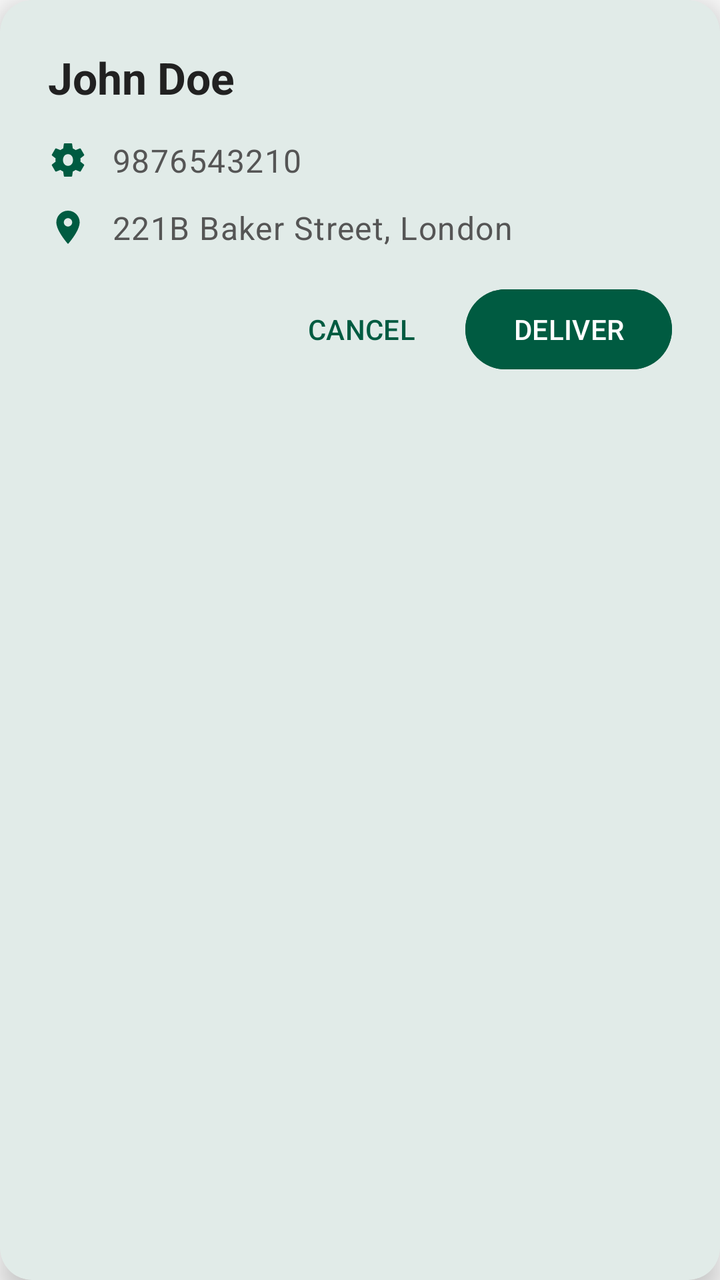
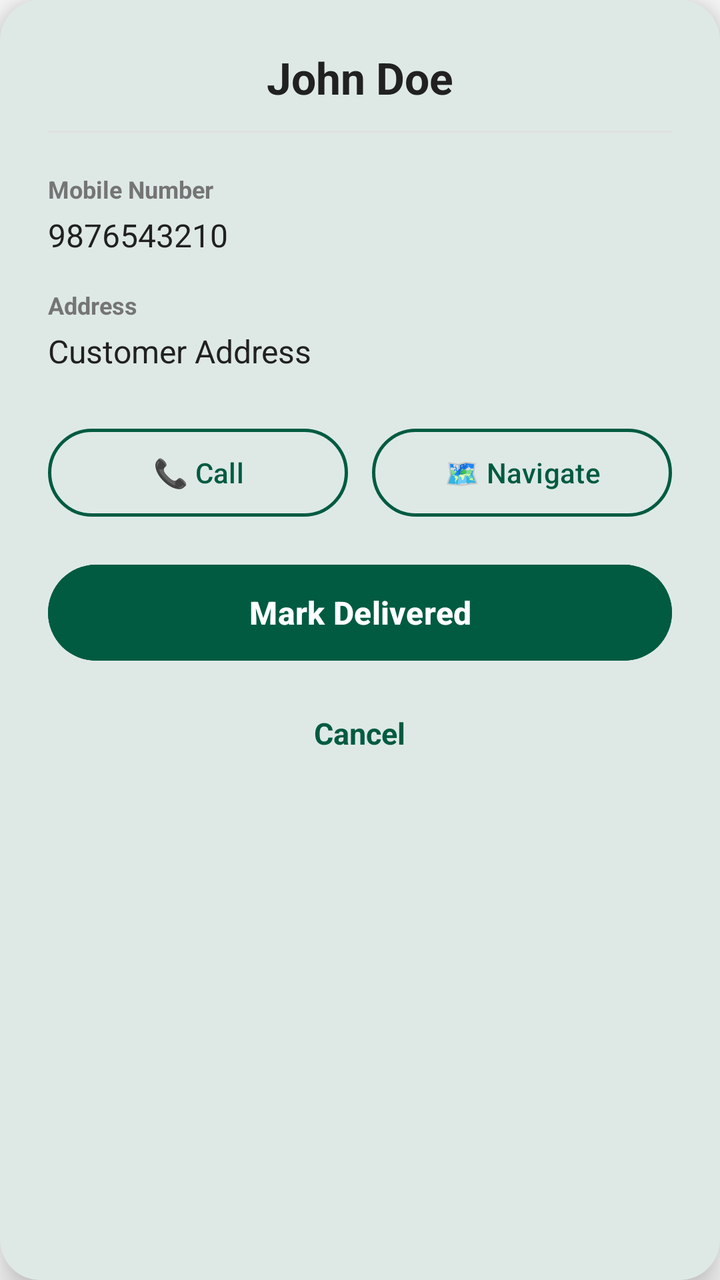

The first picture is an Android layout as it rendered before a commit; the second is the same layout after the commit. The layout source and the unified diff follow.
<!-- AndroidManifest.xml: application theme Theme.MilkDelivery -->
<!-- res/layout/dialog_customer_details.xml -->
<?xml version="1.0" encoding="utf-8"?>
<com.google.android.material.card.MaterialCardView xmlns:android="http://schemas.android.com/apk/res/android"
    xmlns:app="http://schemas.android.com/apk/res-auto"
    android:layout_width="match_parent"
    android:layout_height="wrap_content"
    android:layout_margin="16dp"
    app:cardCornerRadius="16dp"
    app:cardElevation="8dp"
    app:strokeWidth="0dp"
    app:cardBackgroundColor="@color/white">

    <LinearLayout
        android:layout_width="match_parent"
        android:layout_height="wrap_content"
        android:orientation="vertical"
        android:padding="24dp">


        <TextView
            android:id="@+id/dialog_txt_name"
            android:layout_width="match_parent"
            android:layout_height="wrap_content"
            android:text="John Doe"
            android:textStyle="bold"
            android:textAppearance="@style/TextAppearance.Material3.TitleLarge"
            android:textColor="@color/on_surface"
            android:layout_marginBottom="16dp" />


        <LinearLayout
            android:layout_width="match_parent"
            android:layout_height="wrap_content"
            android:orientation="horizontal"
            android:gravity="center_vertical"
            android:layout_marginBottom="12dp">

            <ImageView
                android:layout_width="20dp"
                android:layout_height="20dp"
                android:src="@drawable/ic_settings"
                app:tint="@color/primary"
                android:contentDescription="Phone icon" />

            <TextView
                android:id="@+id/dialog_txt_mobile"
                android:layout_width="0dp"
                android:layout_height="wrap_content"
                android:layout_weight="1"
                android:layout_marginStart="12dp"
                android:text="9876543210"
                android:textAppearance="@style/TextAppearance.Material3.BodyLarge"
                android:textColor="@color/on_surface_variant" />

        </LinearLayout>


        <LinearLayout
            android:layout_width="match_parent"
            android:layout_height="wrap_content"
            android:orientation="horizontal"
            android:gravity="center_vertical"
            android:layout_marginBottom="16dp">

            <ImageView
                android:layout_width="20dp"
                android:layout_height="20dp"
                android:src="@drawable/ic_location"
                app:tint="@color/primary"
                android:contentDescription="Address icon" />

            <TextView
                android:id="@+id/dialog_txt_address"
                android:layout_width="0dp"
                android:layout_height="wrap_content"
                android:layout_weight="1"
                android:layout_marginStart="12dp"
                android:text="221B Baker Street, London"
                android:textAppearance="@style/TextAppearance.Material3.BodyLarge"
                android:textColor="@color/on_surface_variant" />

        </LinearLayout>




        <LinearLayout
            android:layout_width="match_parent"
            android:layout_height="wrap_content"
            android:orientation="horizontal"
            android:gravity="end">


            <com.google.android.material.button.MaterialButton
                android:id="@+id/dialog_btn_cancel"
                android:layout_width="wrap_content"
                android:layout_height="48dp"
                style="@style/Widget.Material3.Button.TextButton"
                android:textColor="@color/primary"
                android:text="CANCEL"
                android:layout_marginEnd="8dp" />


            <com.google.android.material.button.MaterialButton
                android:id="@+id/dialog_btn_deliver"
                android:layout_width="wrap_content"
                android:layout_height="48dp"
                android:backgroundTint="@color/primary"
                android:textColor="@color/white"
                android:text="DELIVER" />

        </LinearLayout>

    </LinearLayout>
</com.google.android.material.card.MaterialCardView>
<!-- resources referenced by this layout -->
<resources>
  <color name="on_surface">#212121</color>
  <color name="on_surface_variant">#555555</color>
  <color name="primary">#005B41</color>
  <color name="white">#FFFFFF</color>
  <!-- drawable ic_location (drawable) -->
  <vector xmlns:android="http://schemas.android.com/apk/res/android"
      android:width="24dp"
      android:height="24dp"
      android:viewportWidth="24"
      android:viewportHeight="24">
    <path
        android:fillColor="#FF005B41"
        android:pathData="M12,2C8.13,2 5,5.13 5,9c0,5.25 7,13 7,13s7,-7.75 7,-13c0,-3.87 -3.13,-7 -7,-7z M12,11.5c-1.38,0 -2.5,-1.12 -2.5,-2.5s1.12,-2.5 2.5,-2.5 2.5,1.12 2.5,2.5 -1.12,2.5 -2.5,2.5z"/>
  </vector>
  <!-- drawable ic_settings (drawable) -->
  <vector xmlns:android="http://schemas.android.com/apk/res/android"
      android:width="24dp"
      android:height="24dp"
      android:viewportWidth="24"
      android:viewportHeight="24">
    <path
        android:fillColor="#FF555555"
        android:pathData="M19.43,12.98c0.04,-0.32 0.07,-0.64 0.07,-0.98s-0.03,-0.66 -0.07,-0.98l2.11,-1.65c0.19,-0.15 0.24,-0.42 0.12,-0.64l-2,-3.46c-0.12,-0.22 -0.39,-0.3 -0.61,-0.22l-2.49,1c-0.52,-0.4 -1.08,-0.73 -1.69,-0.98l-0.38,-2.65C14.46,2.18 14.25,2 14,2h-4c-0.25,0 -0.46,0.18 -0.49,0.42L9.13,5.07c-0.61,0.25 -1.17,0.59 -1.69,0.98l-2.49,-1c-0.23,-0.09 -0.49,0 -0.61,0.22l-2,3.46c-0.13,0.22 -0.07,0.49 0.12,0.64l2.11,1.65c-0.04,0.32 -0.07,0.65 -0.07,0.98s0.03,0.66 0.07,0.98l-2.11,1.65c-0.19,0.15 -0.24,0.42 -0.12,0.64l2,3.46c0.12,0.22 0.39,0.3 0.61,0.22l2.49,-1c0.52,0.4 1.08,0.73 1.69,0.98l0.38,2.65C9.54,21.82 9.75,22 10,22h4c0.25,0 0.46,-0.18 0.49,-0.42l0.38,-2.65c0.61,-0.25 1.17,-0.59 1.69,-0.98l2.49,1c0.23,0.09 0.49,0 0.61,-0.22l2,-3.46c0.12,-0.22 0.07,-0.49 -0.12,-0.64l-2.11,-1.65z M12,15.5c-1.93,0 -3,-1.57 -3,-3.5s1.07,-3.5 3,-3.5s3,1.57 3,3.5s-1.07,3.5 -3,3.5z"/>
  </vector>
  <style name="Theme.MilkDelivery" parent="Theme.Material3.DayNight.NoActionBar">
          
          <item name="colorPrimary">@color/primary</item>
          <item name="colorPrimaryDark">@color/primary_dark</item>
          <item name="colorSecondary">@color/secondary</item>
          <item name="android:statusBarColor">@color/primary</item>
          <item name="android:windowLightStatusBar">false</item>
          
          
          <item name="colorSurface">@color/surface</item>
          <item name="colorOnSurface">@color/on_surface</item>
          <item name="android:windowBackground">@color/background</item>
          <item name="colorSurfaceVariant">@color/surface_variant</item>
          <item name="colorOnSurfaceVariant">@color/on_surface_variant</item>
          
          
          <item name="materialCardViewStyle">@style/Widget.Material3.CardView.Elevated</item>
      </style>
  <color name="primary_dark">#00402E</color>
  <color name="secondary">#03DAC6</color>
  <color name="surface">#FFFFFF</color>
  <color name="background">#FAFAFA</color>
  <color name="surface_variant">#F4F4F4</color>
</resources>

<!-- the commit's change to res/layout/dialog_customer_details.xml (unified diff, before → after) -->
@@ -1,13 +1,15 @@
 <?xml version="1.0" encoding="utf-8"?>
-<com.google.android.material.card.MaterialCardView xmlns:android="http://schemas.android.com/apk/res/android"
+<com.google.android.material.card.MaterialCardView
+    xmlns:android="http://schemas.android.com/apk/res/android"
     xmlns:app="http://schemas.android.com/apk/res-auto"
     android:layout_width="match_parent"
     android:layout_height="wrap_content"
-    android:layout_margin="16dp"
-    app:cardCornerRadius="16dp"
-    app:cardElevation="8dp"
-    app:strokeWidth="0dp"
-    app:cardBackgroundColor="@color/white">
+    android:layout_gravity="center"
+    android:layout_marginStart="24dp"
+    android:layout_marginEnd="24dp"
+    app:cardBackgroundColor="@color/white"
+    app:cardCornerRadius="20dp"
+    app:cardElevation="10dp">
 
     <LinearLayout
         android:layout_width="match_parent"
@@ -15,100 +17,124 @@
         android:orientation="vertical"
         android:padding="24dp">
 
-
+        
         <TextView
             android:id="@+id/dialog_txt_name"
             android:layout_width="match_parent"
             android:layout_height="wrap_content"
+            android:gravity="center"
             android:text="John Doe"
-            android:textStyle="bold"
-            android:textAppearance="@style/TextAppearance.Material3.TitleLarge"
             android:textColor="@color/on_surface"
-            android:layout_marginBottom="16dp" />
+            android:textSize="22sp"
+            android:textStyle="bold"/>
 
+        <View
+            android:layout_width="match_parent"
+            android:layout_height="1dp"
+            android:layout_marginTop="12dp"
+            android:layout_marginBottom="20dp"
+            android:background="@color/gray_light"/>
 
+        
+        <TextView
+            android:layout_width="wrap_content"
+            android:layout_height="wrap_content"
+            android:text="Mobile Number"
+            android:textColor="@color/gray_dark"
+            android:textSize="12sp"
+            android:textStyle="bold"/>
+
+        <TextView
+            android:id="@+id/dialog_txt_mobile"
+            android:layout_width="match_parent"
+            android:layout_height="wrap_content"
+            android:layout_marginTop="4dp"
+            android:text="9876543210"
+            android:textColor="@color/on_surface"
+            android:textSize="16sp"/>
+
+        
+        <TextView
+            android:layout_width="wrap_content"
+            android:layout_height="wrap_content"
+            android:layout_marginTop="16dp"
+            android:text="Address"
+            android:textColor="@color/gray_dark"
+            android:textSize="12sp"
+            android:textStyle="bold"/>
+
+        <TextView
+            android:id="@+id/dialog_txt_address"
+            android:layout_width="match_parent"
+            android:layout_height="wrap_content"
+            android:layout_marginTop="4dp"
+            android:text="Customer Address"
+            android:textColor="@color/on_surface"
+            android:textSize="16sp"/>
+
+        
         <LinearLayout
             android:layout_width="match_parent"
             android:layout_height="wrap_content"
+            android:layout_marginTop="24dp"
             android:orientation="horizontal"
-            android:gravity="center_vertical"
-            android:layout_marginBottom="12dp">
+            android:weightSum="2">
 
-            <ImageView
-                android:layout_width="20dp"
-                android:layout_height="20dp"
-                android:src="@drawable/ic_settings"
-                app:tint="@color/primary"
-                android:contentDescription="Phone icon" />
+            <com.google.android.material.button.MaterialButton
+                android:id="@+id/dialog_btn_call"
+                style="@style/Widget.Material3.Button.OutlinedButton"
+                android:layout_width="0dp"
+                android:layout_height="52dp"
+                android:layout_weight="1"
+                android:layout_marginEnd="6dp"
+                android:text="📞 Call"
+                android:textAllCaps="false"
+                app:iconGravity="textStart"
+                app:strokeColor="@color/primary"
+                app:strokeWidth="1.5dp"/>
 
-            <TextView
-                android:id="@+id/dialog_txt_mobile"
+            <com.google.android.material.button.MaterialButton
+                android:id="@+id/dialog_btn_navigate"
+                style="@style/Widget.Material3.Button.OutlinedButton"
                 android:layout_width="0dp"
-                android:layout_height="wrap_content"
+                android:layout_height="52dp"
                 android:layout_weight="1"
-                android:layout_marginStart="12dp"
-                android:text="9876543210"
-                android:textAppearance="@style/TextAppearance.Material3.BodyLarge"
-                android:textColor="@color/on_surface_variant" />
+                android:layout_marginStart="6dp"
+                android:text="🗺 Navigate"
+                android:textAllCaps="false"
+                app:iconGravity="textStart"
+                app:strokeColor="@color/primary"
+                app:strokeWidth="1.5dp"/>
 
         </LinearLayout>
 
+        
+        <com.google.android.material.button.MaterialButton
+            android:id="@+id/dialog_btn_deliver"
+            android:layout_width="match_parent"
+            android:layout_height="56dp"
+            android:layout_marginTop="16dp"
+            android:backgroundTint="@color/primary"
+            android:text="Mark Delivered"
+            android:textAllCaps="false"
+            android:textColor="@color/white"
+            android:textSize="16sp"
+            android:textStyle="bold"
+            app:cornerRadius="28dp"/>
 
-        <LinearLayout
-            android:layout_width="match_parent"
+        
+        <TextView
+            android:id="@+id/dialog_btn_cancel"
+            android:layout_width="wrap_content"
             android:layout_height="wrap_content"
-            android:orientation="horizontal"
-            android:gravity="center_vertical"
-            android:layout_marginBottom="16dp">
-
-            <ImageView
-                android:layout_width="20dp"
-                android:layout_height="20dp"
-                android:src="@drawable/ic_location"
-                app:tint="@color/primary"
-                android:contentDescription="Address icon" />
-
-            <TextView
-                android:id="@+id/dialog_txt_address"
-                android:layout_width="0dp"
-                android:layout_height="wrap_content"
-                android:layout_weight="1"
-                android:layout_marginStart="12dp"
-                android:text="221B Baker Street, London"
-                android:textAppearance="@style/TextAppearance.Material3.BodyLarge"
-                android:textColor="@color/on_surface_variant" />
-
-        </LinearLayout>
-
-
-
-
-        <LinearLayout
-            android:layout_width="match_parent"
-            android:layout_height="wrap_content"
-            android:orientation="horizontal"
-            android:gravity="end">
-
-
-            <com.google.android.material.button.MaterialButton
-                android:id="@+id/dialog_btn_cancel"
-                android:layout_width="wrap_content"
-                android:layout_height="48dp"
-                style="@style/Widget.Material3.Button.TextButton"
-                android:textColor="@color/primary"
-                android:text="CANCEL"
-                android:layout_marginEnd="8dp" />
-
-
-            <com.google.android.material.button.MaterialButton
-                android:id="@+id/dialog_btn_deliver"
-                android:layout_width="wrap_content"
-                android:layout_height="48dp"
-                android:backgroundTint="@color/primary"
-                android:textColor="@color/white"
-                android:text="DELIVER" />
-
-        </LinearLayout>
+            android:layout_gravity="center"
+            android:layout_marginTop="14dp"
+            android:padding="8dp"
+            android:text="Cancel"
+            android:textColor="@color/primary"
+            android:textSize="15sp"
+            android:textStyle="bold"/>
 
     </LinearLayout>
+
 </com.google.android.material.card.MaterialCardView>
<!-- resource entries referenced after the edit -->
@@ -1,29 +1,11 @@
 <!-- resources referenced by this layout -->
 <resources>
+  <color name="gray_dark">#757575</color>
+  <color name="gray_light">#E0E0E0</color>
   <color name="on_surface">#212121</color>
   <color name="on_surface_variant">#555555</color>
   <color name="primary">#005B41</color>
   <color name="white">#FFFFFF</color>
-  <!-- drawable ic_location (drawable) -->
-  <vector xmlns:android="http://schemas.android.com/apk/res/android"
-      android:width="24dp"
-      android:height="24dp"
-      android:viewportWidth="24"
-      android:viewportHeight="24">
-    <path
-        android:fillColor="#FF005B41"
-        android:pathData="M12,2C8.13,2 5,5.13 5,9c0,5.25 7,13 7,13s7,-7.75 7,-13c0,-3.87 -3.13,-7 -7,-7z M12,11.5c-1.38,0 -2.5,-1.12 -2.5,-2.5s1.12,-2.5 2.5,-2.5 2.5,1.12 2.5,2.5 -1.12,2.5 -2.5,2.5z"/>
-  </vector>
-  <!-- drawable ic_settings (drawable) -->
-  <vector xmlns:android="http://schemas.android.com/apk/res/android"
-      android:width="24dp"
-      android:height="24dp"
-      android:viewportWidth="24"
-      android:viewportHeight="24">
-    <path
-        android:fillColor="#FF555555"
-        android:pathData="M19.43,12.98c0.04,-0.32 0.07,-0.64 0.07,-0.98s-0.03,-0.66 -0.07,-0.98l2.11,-1.65c0.19,-0.15 0.24,-0.42 0.12,-0.64l-2,-3.46c-0.12,-0.22 -0.39,-0.3 -0.61,-0.22l-2.49,1c-0.52,-0.4 -1.08,-0.73 -1.69,-0.98l-0.38,-2.65C14.46,2.18 14.25,2 14,2h-4c-0.25,0 -0.46,0.18 -0.49,0.42L9.13,5.07c-0.61,0.25 -1.17,0.59 -1.69,0.98l-2.49,-1c-0.23,-0.09 -0.49,0 -0.61,0.22l-2,3.46c-0.13,0.22 -0.07,0.49 0.12,0.64l2.11,1.65c-0.04,0.32 -0.07,0.65 -0.07,0.98s0.03,0.66 0.07,0.98l-2.11,1.65c-0.19,0.15 -0.24,0.42 -0.12,0.64l2,3.46c0.12,0.22 0.39,0.3 0.61,0.22l2.49,-1c0.52,0.4 1.08,0.73 1.69,0.98l0.38,2.65C9.54,21.82 9.75,22 10,22h4c0.25,0 0.46,-0.18 0.49,-0.42l0.38,-2.65c0.61,-0.25 1.17,-0.59 1.69,-0.98l2.49,1c0.23,0.09 0.49,0 0.61,-0.22l2,-3.46c0.12,-0.22 0.07,-0.49 -0.12,-0.64l-2.11,-1.65z M12,15.5c-1.93,0 -3,-1.57 -3,-3.5s1.07,-3.5 3,-3.5s3,1.57 3,3.5s-1.07,3.5 -3,3.5z"/>
-  </vector>
   <style name="Theme.MilkDelivery" parent="Theme.Material3.DayNight.NoActionBar">
           
           <item name="colorPrimary">@color/primary</item>
